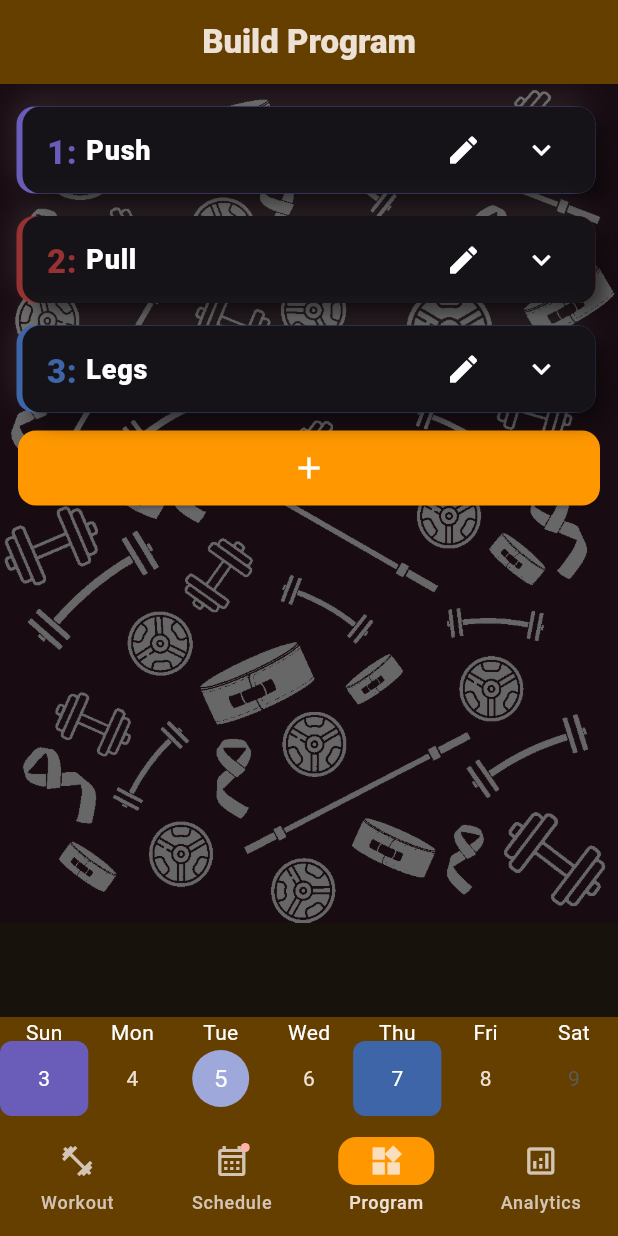
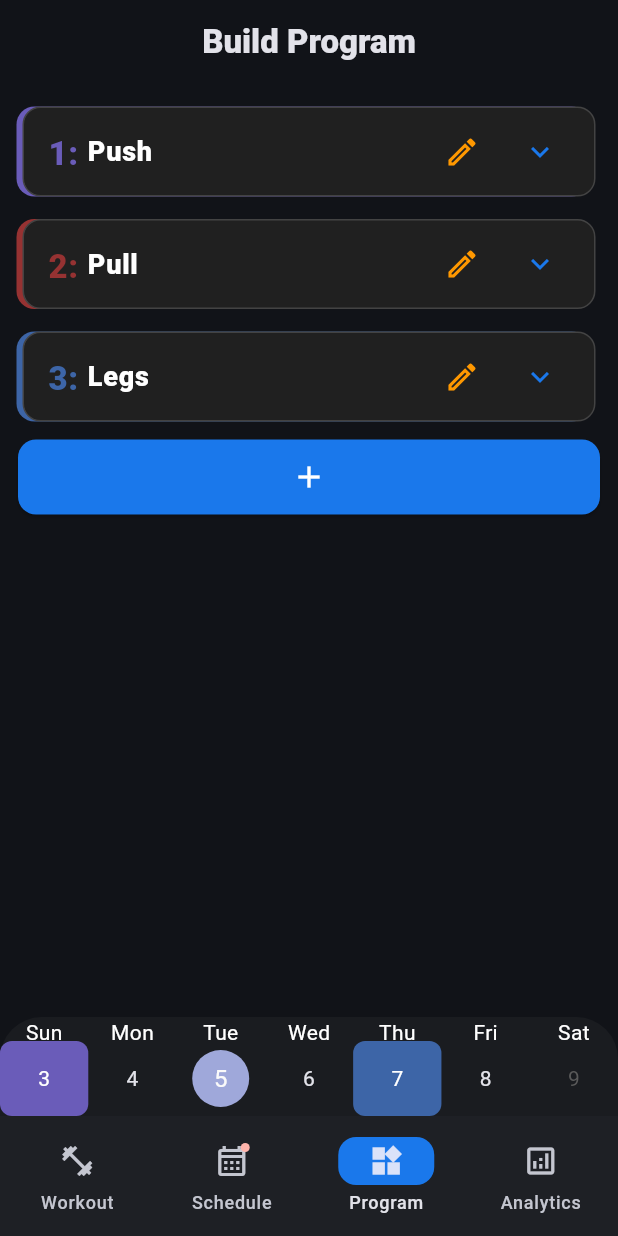
Before and after one commit to coleWesterveld/Flutter-Gym-App, a Flutter app: the screen it shows after launch, item 3 of the bottom bar chosen, on a phone screen of 412 x 824 dp. Run offline on Flutter 3.47's test engine with Material 3 defaults, Android fonts, the phone set to English and light mode, and no system bars; drawn by our look-alikes of table_calendar; our stand-ins replace flutter_colorpicker, shared_preferences.

Commit message:
beginning to unify and simplify colour scheme, WIP

```diff
--- a/lib/analytics_page.dart
+++ b/lib/analytics_page.dart
@@ -19,7 +19,7 @@ class _AnalyticsPageState extends State<AnalyticsPage> {
   Widget build(BuildContext context) {
     return Scaffold(
       appBar: AppBar(
-        backgroundColor: Color(0xFF643f00),
+        backgroundColor: const Color(0xFF643f00),
         centerTitle: true,
         title: const Text(
           "Analytics",
--- a/lib/main.dart
+++ b/lib/main.dart
@@ -9,6 +9,13 @@ import 'program_page.dart';
 import 'analytics_page.dart';
 import 'user.dart';
 import 'data_saving.dart';
+
+
+/* colour choices:
+my goal is to make tappable things blue
+editable things orange
+simplify the design, get rid of unnessecary colours so that attention is drawn to whats important
+*/
 
 void main() async {
   WidgetsFlutterBinding.ensureInitialized();
@@ -102,7 +109,7 @@ class _MainPage extends State<NavigationBarApp> {
             backgroundColor: Color(0xFFF28500),
           ),
           colorScheme: ColorScheme.fromSeed(
-            seedColor: const Color.fromARGB(255, 60, 55, 50),
+            seedColor: const Color(0XFF1A78EB),
             brightness: Brightness.dark,
           )
         ),
@@ -137,13 +144,13 @@ class _NavigationExampleState extends State<NavigationExample> {
       resizeToAvoidBottomInset : false,
 
       bottomNavigationBar: NavigationBar(
-        backgroundColor: Color(0xFF643f00),
+        //backgroundColor: Color(0xFF643f00),
         onDestinationSelected: (int index) {
           setState(() {
             currentPageIndex = index;
           });
         },
-        indicatorColor: Colors.orange,
+        indicatorColor: Color(0XFF1A78EB),
         indicatorShape: const RoundedRectangleBorder(
           borderRadius: BorderRadius.all(
           Radius.circular(12),
--- a/lib/program_page.dart
+++ b/lib/program_page.dart
@@ -155,7 +155,7 @@ class _MyListState extends State<ProgramPage> {
     //print(_sliding);
     return Scaffold(
       appBar: AppBar(
-        backgroundColor: Color(0xFF643f00),
+        //backgroundColor: Color(0xFF643f00),
         centerTitle: true,
         title: const Text(
           "Build Program",
@@ -169,8 +169,6 @@ class _MyListState extends State<ProgramPage> {
       bottomSheet: SizedBox(
 
         height: 66,
-        child: ColoredBox(
-          color: Color(0xFF643f00),
         child: TableCalendar(
           headerVisible: false,
           calendarStyle: CalendarStyle(
@@ -217,17 +215,22 @@ class _MyListState extends State<ProgramPage> {
                     ),
                 ),
       ),
-      ),
+
+
+      // with image background
+      // cant decide if I like it, ill leave code here to decide
+      // for now, ill keep it simple
+      // DecoratedBox(
+      //   decoration: BoxDecoration(
+
+      //       // Image set to background of the body
+      //       image: DecorationImage(
+      //           image: AssetImage("darkbg.png"), fit: BoxFit.cover),
+      //     ),
+      //   child:
 
       //list of day cards
-      body: DecoratedBox(
-        decoration: BoxDecoration(
-
-            // Image set to background of the body
-            image: DecorationImage(
-                image: AssetImage("gray.png"), fit: BoxFit.cover),
-          ),
-        child: SizedBox(
+      body: SizedBox(
         height: MediaQuery.of(context).size.height - (265),
         child: ReorderableListView.builder(
           //reordering days
@@ -252,7 +255,7 @@ class _MyListState extends State<ProgramPage> {
               child: Card(
                 key: ValueKey('dayAdder'),
 
-                  color: Colors.orange,
+                color: Color(0XFF1A78EB),
                 child: InkWell(
 
                   splashColor: Colors.deepOrange,
@@ -314,22 +317,26 @@ class _MyListState extends State<ProgramPage> {
                   //following shadows are what gives neumorphism effect
                   child: Container(
                     decoration: BoxDecoration(
+                      border: Border.all(color: lighten(Color(0xFF141414), 20)),
                       boxShadow: [
-                          BoxShadow(
-                            color: Colors.white.withOpacity(0.1),
-                            offset: const Offset(-6.0, -6.0),
-                            blurRadius: 16.0,
-                          ),
-                          BoxShadow(
-                            color: Colors.black.withOpacity(0.6),
-                            offset: const Offset(6.0, 6.0),
-                            blurRadius: 12.0,
-                          ),
-                          BoxShadow(
-                            color: context.watch<Profile>().split[index].dayColor,
-                            offset: const Offset(0.0, 0.0),
-                            blurRadius: 0.0,
-                          ),
+                        //following 3 shadows give neumorphic design
+                        // commented out cuz idk if thats what I want rn
+                        // BoxShadow(
+                        //   color: Colors.white.withOpacity(0.1),
+                        //   offset: const Offset(-6.0, -6.0),
+                        //   blurRadius: 16.0,
+                        // ),
+                        // BoxShadow(
+                        //   color: Colors.black.withOpacity(0.6),
+                        //   offset: const Offset(6.0, 6.0),
+                        //   blurRadius: 12.0,
+                        // ),
+                        // BoxShadow(
+                        //   color: context.watch<Profile>().split[index].dayColor,
+                        //   offset: const Offset(0.0, 0.0),
+                        //   blurRadius: 0.0,
+                        // ),
+
                         //this shadow is what gives left side lining of colour
                         //kind of undecided if I want to change this, i could make this more of a drop shadow, idk
                         BoxShadow(
@@ -338,7 +345,7 @@ class _MyListState extends State<ProgramPage> {
                           blurRadius: 0.0,
                         ),
                       ],
-                        color: Color(0xFF151218),
+                      color: lighten(Color(0xFF141414), 5),
                       borderRadius: BorderRadius.circular(12.0),
                     ),
 
@@ -349,8 +356,8 @@ class _MyListState extends State<ProgramPage> {
 
                         //expandable to see excercises and sets for that day
                         child: ExpansionTile(
-                          iconColor: Color.fromARGB(255, 255, 255, 255),
-                          collapsedIconColor: Color.fromARGB(255, 255, 255, 255),
+                        iconColor: Color(0XFF1A78EB),
+                        collapsedIconColor: Color(0XFF1A78EB),
 
                         //top row always displays day title, and edit button
                         //sized boxes and padding is just a bunch of formatting stuff
@@ -467,8 +474,8 @@ class _MyListState extends State<ProgramPage> {
                                     widget.writePrefs();
                                   },
 
-                                    icon: Icon(Icons.edit),
-                                    color: Color.fromARGB(255, 255, 255, 255),
+                                  icon: Icon(Icons.edit_outlined),
+                                  color: Colors.orange,
                                 ),
                               ],
                             ),
@@ -822,7 +829,6 @@ class _MyListState extends State<ProgramPage> {
             },
         ),
       ),
-      ),
     );
   }
 
--- a/lib/schedule_page.dart
+++ b/lib/schedule_page.dart
@@ -84,7 +84,7 @@ class _MyScheduleState extends State<SchedulePage> {
 
     return Scaffold(
       appBar: AppBar(
-        backgroundColor: Color(0xFF643f00),
+        //backgroundColor: const Color(0xFF643f00),
         centerTitle: true,
         title: const Text(
           "Planner",
@@ -99,9 +99,13 @@ class _MyScheduleState extends State<SchedulePage> {
 
       //bottomNavigationBar: weekView(),
       body: Container(
-        decoration: BoxDecoration(
-          color: Color(0xFF180c12),
-        ),
+        //color: const Color(0xFF180c12),
+        // decoration: const BoxDecoration(
+
+        //     // Image set to background of the body
+        //     image: DecorationImage(
+        //         image: AssetImage("darkbg.png"), fit: BoxFit.cover),
+        //   ),
         child: Column(
           children: [
             Padding(
@@ -110,10 +114,12 @@ class _MyScheduleState extends State<SchedulePage> {
 
                 decoration: BoxDecoration(
 
-                  color: const Color.fromARGB(255, 43, 43, 43),
+                  color: const Color(0xFF2b2b2b),
                   //border: Border
                   borderRadius: BorderRadius.circular(12),
                 ),
+                child: Padding(
+                  padding: const EdgeInsets.all(8.0),
                   child: TableCalendar(
                     selectedDayPredicate: (day) {
                       return _selectedDay!.year == day.year &&
@@ -157,6 +163,7 @@ class _MyScheduleState extends State<SchedulePage> {
                   ),
                 ),
               ),
+            ),
             Expanded(
               child: ValueListenableBuilder<List<Event>>(
                 valueListenable: _selectedEvents,
@@ -175,7 +182,7 @@ class _MyScheduleState extends State<SchedulePage> {
                         ),
                         child: Container(
                           decoration: BoxDecoration(
-                            color: const Color.fromARGB(255, 43, 43, 43),
+                            color: const Color(0xFF2b2b2b),
                             borderRadius: BorderRadius.circular(12),
                             border: Border.all(
                               //color: context.watch<Profile>().split[index].dayColor,
--- a/lib/workout_page.dart
+++ b/lib/workout_page.dart
@@ -1,12 +1,8 @@
 // workout page
 //not updated
 import 'package:flutter/material.dart';
-import 'package:flutter/cupertino.dart';
-import 'package:table_calendar/table_calendar.dart';
 import 'package:provider/provider.dart';
 import 'user.dart';
-import 'package:flutter_colorpicker/flutter_colorpicker.dart';
-import 'data_saving.dart';
 //import 'package:flutter/cupertino.dart';
 import 'package:flutter/services.dart';
 
@@ -70,7 +66,7 @@ class _WorkoutPageState extends State<WorkoutPage> {
   Widget build(BuildContext context) {
     return Scaffold(
       appBar: AppBar(
-        backgroundColor: Color(0xFF643f00),
+        //backgroundColor: const Color(0xFF643f00),
         centerTitle: true,
         title: const Text(
           "Workout",
--- a/pubspec.yaml
+++ b/pubspec.yaml
@@ -62,6 +62,7 @@ flutter:
   assets:
     - background.png
     - gray.png
+    - darkbg.png
   # The following line ensures that the Material Icons font is
   # included with your application, so that you can use the icons in
   # the material Icons class.
```
Also changed, not shown: darkbg.png (added), flutter_18.png (added). Lines whose indentation alone changed are shown as unchanged.
